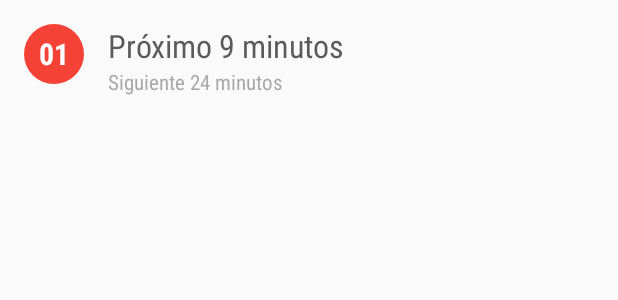
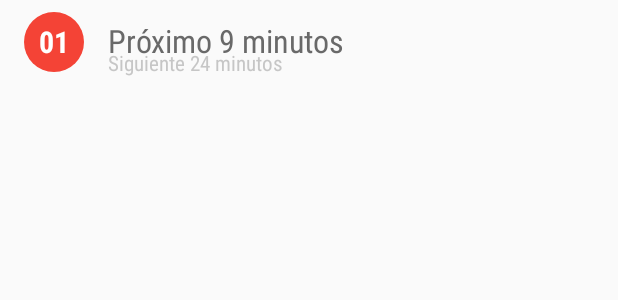
Before and after one commit to Sloy/SeviBus-Experiments, an Android app: the layout list_item_arrival_detail.xml on its own in the app's theme, with its tools: preview values and no code run, on a phone screen of 412 x 824 dp. Shown: the top 300 px of the screen. Run offline under Robolectric (Android 15) with nearby library versions, the phone set to English and light mode, and no system bars.

Commit message:
Resaltar minuto en próxima llegada
El minuto (número) de la próxima llegada aparece con una fuente de mayor tamaño al resto del texto.
Se hace mediante Spans y patrones Regex.
Se ha tenido que reajustar todo el layout para que quede "bien" alineado.

```diff
--- a/app/src/main/res/layout/list_item_arrival_detail.xml
+++ b/app/src/main/res/layout/list_item_arrival_detail.xml
@@ -1,14 +1,22 @@
 <?xml version="1.0" encoding="utf-8"?>
-<RelativeLayout xmlns:android="http://schemas.android.com/apk/res/android"
+<LinearLayout xmlns:android="http://schemas.android.com/apk/res/android"
               xmlns:tools="http://schemas.android.com/tools"
               android:layout_width="match_parent"
               android:layout_height="wrap_content"
               android:background="?selectableItemBackground"
               android:clickable="true"
-                android:paddingBottom="16dp"
+              android:orientation="vertical"
+              android:paddingBottom="8dp"
               android:paddingLeft="16dp"
               android:paddingRight="16dp"
-                android:paddingTop="16dp">
+              android:paddingTop="8dp"
+    >
+
+    <LinearLayout
+        android:layout_width="match_parent"
+        android:layout_height="wrap_content"
+        android:baselineAligned="true"
+        android:orientation="horizontal">
 
         <TextView
             android:id="@+id/arrival_detail_line_badge"
@@ -30,23 +38,26 @@
             android:layout_width="wrap_content"
             android:layout_height="wrap_content"
             android:layout_marginLeft="16dp"
-        android:layout_toRightOf="@+id/arrival_detail_line_badge"
-        android:alpha="0.74"
             android:fontFamily="sans-serif-condensed"
+            android:includeFontPadding="false"
             android:maxLines="1"
-        android:textColor="@color/primary_text"
+            android:paddingBottom="8dp"
+            android:textColor="@color/arrival_detail_primary"
             android:textSize="21sp"
             tools:text="Próximo 9 minutos"/>
+
+    </LinearLayout>
+
 
     <TextView
         android:id="@+id/arrival_detail_second_time"
         android:layout_width="wrap_content"
         android:layout_height="wrap_content"
-        android:layout_alignLeft="@+id/arrival_detail_next_time"
-        android:layout_below="@+id/arrival_detail_next_time"
+        android:layout_marginLeft="56dp"
+        android:layout_marginTop="-16dp"
         android:alpha="0.6"
         android:fontFamily="sans-serif-condensed"
-        android:textColor="@color/secondary_text"
+        android:textColor="@color/arrival_detail_secondary"
         android:textSize="14sp"
         tools:text="Siguiente 24 minutos"/>
-</RelativeLayout>
+</LinearLayout>
--- a/app/src/main/res/values/colors.xml
+++ b/app/src/main/res/values/colors.xml
@@ -43,4 +43,7 @@
     <color name="switch_disabled">#ececec</color>
     <color name="black">#000000</color>
 
+    <color name="arrival_detail_primary">#696969</color>
+    <color name="arrival_detail_secondary">#a4a4a4</color>
+
 </resources>
--- a/app/src/main/res/values/dimens.xml
+++ b/app/src/main/res/values/dimens.xml
@@ -3,4 +3,5 @@
     <dimen name="activity_horizontal_margin">16dp</dimen>
     <dimen name="activity_vertical_margin">16dp</dimen>
     <dimen name="arrival_detail_line_badge_size">40dp</dimen>
+    <dimen name="arrival_detail_big_number">42dp</dimen>
 </resources>
```
Also changed, not shown: app/src/main/java/com/sloydev/sevibus/presentation/view/component/ArrivalTimesDetailedView.java (+28 -0 lines). Lines whose indentation alone changed are shown as unchanged.
